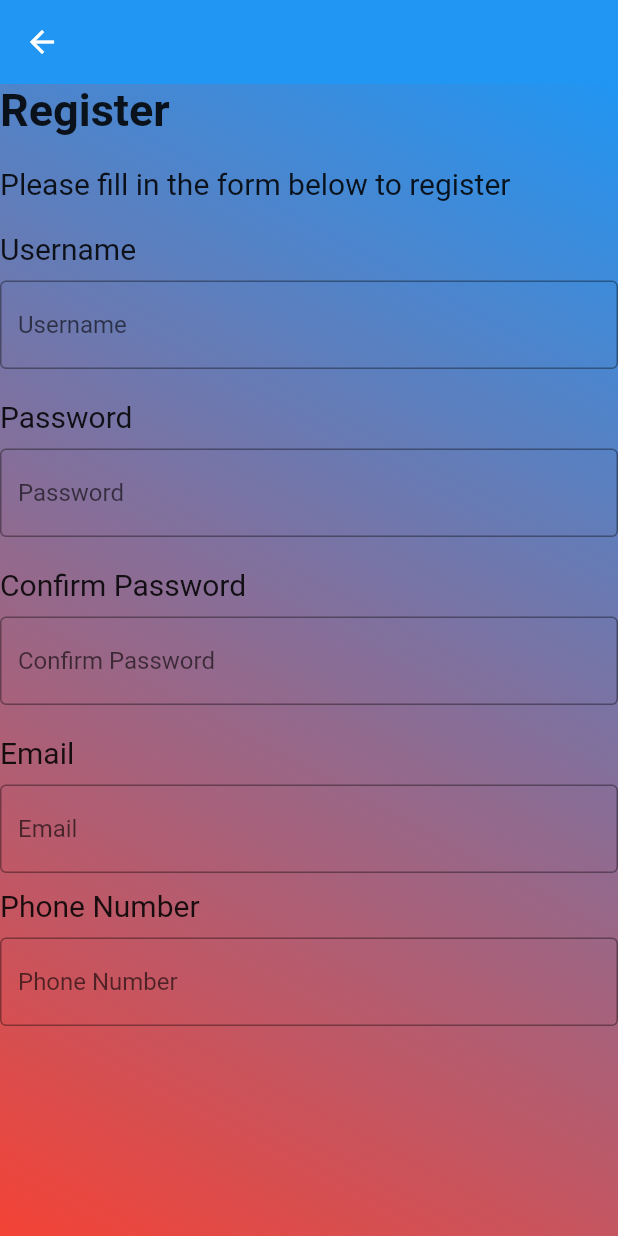
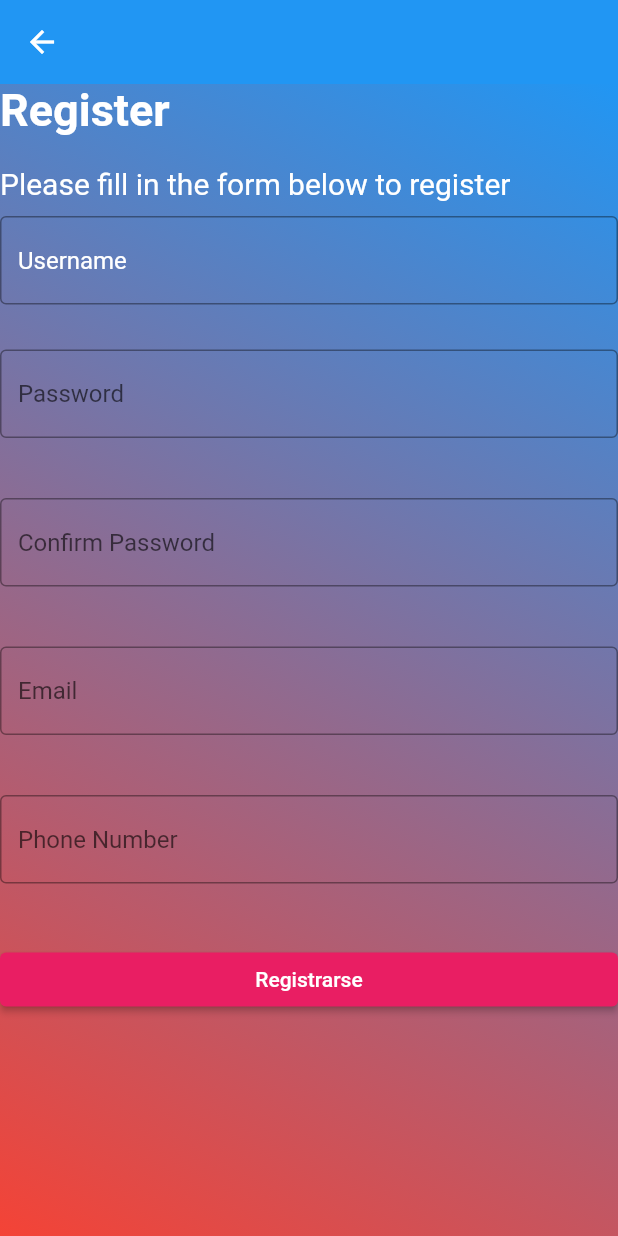
Before and after one commit to sweetnight19/loveFoundIt, a Flutter app: the RegisterPageFull screen opened directly, on a phone screen of 412 x 824 dp. Run offline on Flutter 3.47's test engine with Material 2 defaults, Android fonts, the phone set to English and light mode, and no system bars; missing offline and left inert: sign_button.

Commit message:
Styled register form

```diff
--- a/lib/login/register.dart
+++ b/lib/login/register.dart
@@ -30,16 +30,17 @@ class _RegisterPageFullState extends State<RegisterPageFull> {
   Widget build(BuildContext context) {
     return Scaffold(
         appBar: AppBar(
-          elevation: 0,
+          elevation: 0
         ),
         body: Center(
             child: Container(
                 decoration: custom_background(),
-                child: ListView(children: const <Widget>[
+                child: ListView(children: <Widget>[
                   Text(
                     'Register',
                     style: TextStyle(
                       fontSize: 30,
+                      color: Colors.white,
                       fontWeight: FontWeight.bold,
                     ),
                   ),
@@ -47,31 +48,21 @@ class _RegisterPageFullState extends State<RegisterPageFull> {
                   Text(
                     'Please fill in the form below to register',
                     style: TextStyle(
-                      fontSize: 20,
-                    ),
-                  ),
-                  SizedBox(height: 20),
-                  Text(
-                    'Username',
-                    style: TextStyle(
+                      color: Colors.white,
                       fontSize: 20,
                     ),
                   ),
                   SizedBox(height: 10),
                   TextField(
+                    style: TextStyle(color: Colors.white),
                     decoration: InputDecoration(
                       hintText: 'Username',
+                      labelStyle: TextStyle(color: Colors.white),
+                      hintStyle: TextStyle(color: Colors.white),
                       border: OutlineInputBorder(),
                     ),
                   ),
-                  SizedBox(height: 20),
-                  Text(
-                    'Password',
-                    style: TextStyle(
-                      fontSize: 20,
-                    ),
-                  ),
-                  SizedBox(height: 10),
+                  SizedBox(height: 30),
                   TextField(
                     obscureText: true,
                     decoration: InputDecoration(
@@ -79,14 +70,7 @@ class _RegisterPageFullState extends State<RegisterPageFull> {
                       border: OutlineInputBorder(),
                     ),
                   ),
-                  SizedBox(height: 20),
-                  Text(
-                    'Confirm Password',
-                    style: TextStyle(
-                      fontSize: 20,
-                    ),
-                  ),
-                  SizedBox(height: 10),
+                  SizedBox(height: 40),
                   TextField(
                     obscureText: true,
                     decoration: InputDecoration(
@@ -94,14 +78,7 @@ class _RegisterPageFullState extends State<RegisterPageFull> {
                       border: OutlineInputBorder(),
                     ),
                   ),
-                  SizedBox(height: 20),
-                  Text(
-                    'Email',
-                    style: TextStyle(
-                      fontSize: 20,
-                    ),
-                  ),
-                  SizedBox(height: 10),
+                  SizedBox(height: 40),
                   TextField(
                     keyboardType: TextInputType.emailAddress,
                     decoration: InputDecoration(
@@ -109,14 +86,7 @@ class _RegisterPageFullState extends State<RegisterPageFull> {
                       border: OutlineInputBorder(),
                     ),
                   ),
-                  SizedBox(height: 10),
-                  Text(
-                    'Phone Number',
-                    style: TextStyle(
-                      fontSize: 20,
-                    ),
-                  ),
-                  SizedBox(height: 10),
+                  SizedBox(height: 40),
                   TextField(
                     keyboardType: TextInputType.phone,
                     decoration: InputDecoration(
@@ -124,7 +94,24 @@ class _RegisterPageFullState extends State<RegisterPageFull> {
                       border: OutlineInputBorder(),
                     ),
                   ),
-                  SizedBox(height: 20),
-                ]))));
+                  SizedBox(height: 40),
+                  ElevatedButton(
+                    style: ButtonStyle(
+                        backgroundColor:
+                            MaterialStateProperty.all(Colors.pink)),
+                    child: Text(
+                      'Registrarse',
+                      style: TextStyle(color: Colors.white),
+                    ),
+                    onPressed: onRegister,
+                  )
+                ])
+            )
+        )
+    );
+  }
+
+  void onRegister() {
+    print('heyeyyeey');
   }
 }
```
